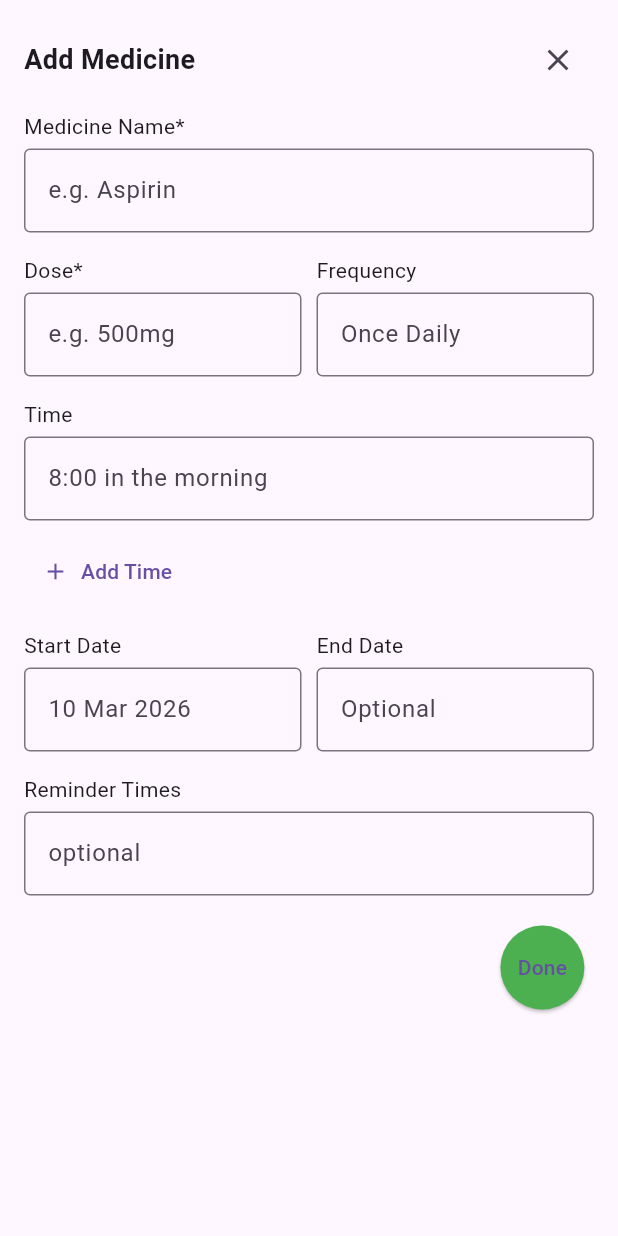
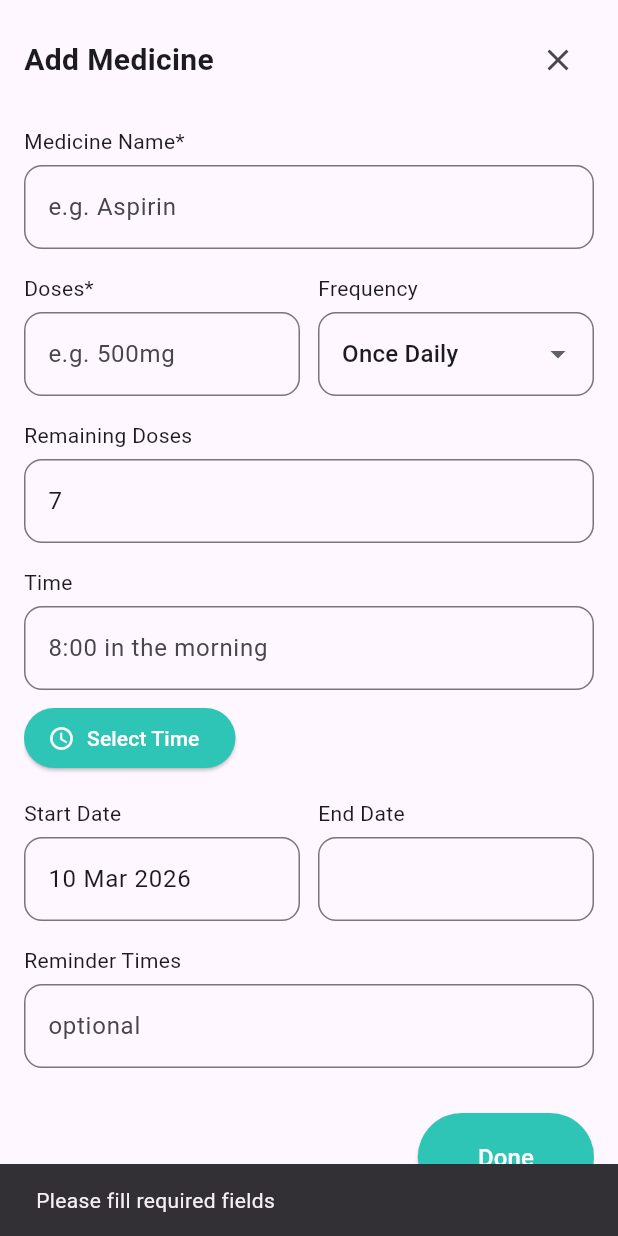
Before and after one commit to Abenezer-se/medicine-reminder-app, a Flutter app: the AddMedicineSheet widget shown alone on an empty page, opened directly, after a tap on "Done", on a phone screen of 412 x 824 dp. Run offline on Flutter 3.47's test engine with Material 3 defaults, Android fonts, the phone set to English and light mode, and no system bars.

Commit message:
Updated medicine widgets

```diff
--- a/lib/widgets/add_medicine_sheet.dart
+++ b/lib/widgets/add_medicine_sheet.dart
@@ -1,7 +1,48 @@
+// lib/widgets/add_medicine_sheet.dart
 import 'package:flutter/material.dart';
+import 'package:provider/provider.dart';
+import '../providers/medicine_provider.dart';
 
-class AddMedicineSheet extends StatelessWidget {
+class AddMedicineSheet extends StatefulWidget {
   const AddMedicineSheet({super.key});
+
+  @override
+  State<AddMedicineSheet> createState() => _AddMedicineSheetState();
+}
+
+class _AddMedicineSheetState extends State<AddMedicineSheet> {
+  final nameController = TextEditingController();
+  final doseController = TextEditingController();
+  final frequencyController = TextEditingController(text: "Once Daily");
+  final timeController = TextEditingController();
+  final remainingDosesController = TextEditingController(text: "7");
+  final startDateController = TextEditingController(text: "10 Mar 2026");
+  final endDateController = TextEditingController();
+  final reminderController = TextEditingController();
+
+  final List<String> frequencyOptions = [
+    "Once Daily",
+    "Twice Daily",
+    "Three Times Daily",
+    "Every 8 hours",
+    "As needed"
+  ];
+
+  // Function to open Time Picker
+  Future<void> _selectTime() async {
+    final TimeOfDay? pickedTime = await showTimePicker(
+      context: context,
+      initialTime: TimeOfDay.now(),
+    );
+
+    if (pickedTime != null) {
+      final String formattedTime =
+          pickedTime.format(context); // e.g., "8:00 AM"
+      setState(() {
+        timeController.text = formattedTime;
+      });
+    }
+  }
 
   @override
   Widget build(BuildContext context) {
@@ -16,13 +57,13 @@ class AddMedicineSheet extends StatelessWidget {
         child: Column(
           crossAxisAlignment: CrossAxisAlignment.start,
           children: [
-            // 🔹 Title
+            // Header
             Row(
               mainAxisAlignment: MainAxisAlignment.spaceBetween,
               children: [
                 const Text(
                   "Add Medicine",
-                  style: TextStyle(fontSize: 18, fontWeight: FontWeight.bold),
+                  style: TextStyle(fontSize: 20, fontWeight: FontWeight.bold),
                 ),
                 IconButton(
                   icon: const Icon(Icons.close),
@@ -30,50 +71,145 @@ class AddMedicineSheet extends StatelessWidget {
                 ),
               ],
             ),
+            const SizedBox(height: 20),
 
-            const SizedBox(height: 10),
-
-            // 🔹 Medicine Name
+            // Medicine Name
             const Text("Medicine Name*"),
-            const SizedBox(height: 5),
-            const TextField(
+            const SizedBox(height: 6),
+            TextField(
+              controller: nameController,
               decoration: InputDecoration(
                 hintText: "e.g. Aspirin",
-                border: OutlineInputBorder(),
+                border:
+                    OutlineInputBorder(borderRadius: BorderRadius.circular(12)),
               ),
             ),
+            const SizedBox(height: 16),
 
-            const SizedBox(height: 15),
-
-            // 🔹 Dose + Frequency
+            // Doses + Frequency
             Row(
               children: [
                 Expanded(
                   child: Column(
                     crossAxisAlignment: CrossAxisAlignment.start,
-                    children: const [
-                      Text("Dose*"),
-                      SizedBox(height: 5),
+                    children: [
+                      const Text("Doses*"),
+                      const SizedBox(height: 6),
                       TextField(
+                        controller: doseController,
                         decoration: InputDecoration(
                           hintText: "e.g. 500mg",
-                          border: OutlineInputBorder(),
+                          border: OutlineInputBorder(
+                              borderRadius: BorderRadius.circular(12)),
                         ),
                       ),
                     ],
                   ),
                 ),
-                const SizedBox(width: 10),
+                const SizedBox(width: 12),
                 Expanded(
                   child: Column(
                     crossAxisAlignment: CrossAxisAlignment.start,
-                    children: const [
-                      Text("Frequency"),
-                      SizedBox(height: 5),
+                    children: [
+                      const Text("Frequency"),
+                      const SizedBox(height: 6),
+                      DropdownButtonFormField<String>(
+                        value: frequencyController.text,
+                        decoration: InputDecoration(
+                          border: OutlineInputBorder(
+                              borderRadius: BorderRadius.circular(12)),
+                        ),
+                        items: frequencyOptions
+                            .map((e) =>
+                                DropdownMenuItem(value: e, child: Text(e)))
+                            .toList(),
+                        onChanged: (val) {
+                          if (val != null) frequencyController.text = val;
+                        },
+                      ),
+                    ],
+                  ),
+                ),
+              ],
+            ),
+            const SizedBox(height: 16),
+
+            // Remaining Doses
+            const Text("Remaining Doses"),
+            const SizedBox(height: 6),
+            TextField(
+              controller: remainingDosesController,
+              keyboardType: TextInputType.number,
+              decoration: InputDecoration(
+                hintText: "7",
+                border:
+                    OutlineInputBorder(borderRadius: BorderRadius.circular(12)),
+              ),
+            ),
+            const SizedBox(height: 16),
+
+            // Time Field + Select Time Button
+            const Text("Time"),
+            const SizedBox(height: 6),
+            TextField(
+              controller: timeController,
+              decoration: InputDecoration(
+                hintText: "8:00 in the morning",
+                border:
+                    OutlineInputBorder(borderRadius: BorderRadius.circular(12)),
+              ),
+            ),
+            const SizedBox(height: 8),
+
+            // New Button: Select Time using Time Picker
+            Align(
+              alignment: Alignment.centerLeft,
+              child: ElevatedButton.icon(
+                onPressed: _selectTime,
+                icon: const Icon(Icons.access_time),
+                label: const Text("Select Time"),
+                style: ElevatedButton.styleFrom(
+                  backgroundColor: const Color(0xFF2EC4B6),
+                  foregroundColor: Colors.white,
+                  shape: RoundedRectangleBorder(
+                      borderRadius: BorderRadius.circular(30)),
+                ),
+              ),
+            ),
+
+            const SizedBox(height: 16),
+
+            // Start & End Date
+            Row(
+              children: [
+                Expanded(
+                  child: Column(
+                    crossAxisAlignment: CrossAxisAlignment.start,
+                    children: [
+                      const Text("Start Date"),
+                      const SizedBox(height: 6),
                       TextField(
+                        controller: startDateController,
                         decoration: InputDecoration(
-                          hintText: "Once Daily",
-                          border: OutlineInputBorder(),
+                          border: OutlineInputBorder(
+                              borderRadius: BorderRadius.circular(12)),
+                        ),
+                      ),
+                    ],
+                  ),
+                ),
+                const SizedBox(width: 12),
+                Expanded(
+                  child: Column(
+                    crossAxisAlignment: CrossAxisAlignment.start,
+                    children: [
+                      const Text("End Date"),
+                      const SizedBox(height: 6),
+                      TextField(
+                        controller: endDateController,
+                        decoration: InputDecoration(
+                          border: OutlineInputBorder(
+                              borderRadius: BorderRadius.circular(12)),
                         ),
                       ),
                     ],
@@ -81,93 +217,76 @@ class AddMedicineSheet extends StatelessWidget {
                 ),
               ],
             ),
+            const SizedBox(height: 16),
 
-            const SizedBox(height: 15),
-
-            // 🔹 Time
-            const Text("Time"),
-            const SizedBox(height: 5),
-            const TextField(
+            // Reminder Times
+            const Text("Reminder Times"),
+            const SizedBox(height: 6),
+            TextField(
+              controller: reminderController,
               decoration: InputDecoration(
-                hintText: "8:00 in the morning",
-                border: OutlineInputBorder(),
+                hintText: "optional",
+                border:
+                    OutlineInputBorder(borderRadius: BorderRadius.circular(12)),
               ),
             ),
 
-            const SizedBox(height: 10),
+            const SizedBox(height: 30),
 
-            TextButton.icon(
-              onPressed: () {},
-              icon: const Icon(Icons.add),
-              label: const Text("Add Time"),
-            ),
-
-            const SizedBox(height: 15),
-
-            // 🔹 Dates
-            Row(
-              children: [
-                Expanded(
-                  child: Column(
-                    crossAxisAlignment: CrossAxisAlignment.start,
-                    children: const [
-                      Text("Start Date"),
-                      SizedBox(height: 5),
-                      TextField(
-                        decoration: InputDecoration(
-                          hintText: "10 Mar 2026",
-                          border: OutlineInputBorder(),
-                        ),
-                      ),
-                    ],
-                  ),
-                ),
-                const SizedBox(width: 10),
-                Expanded(
-                  child: Column(
-                    crossAxisAlignment: CrossAxisAlignment.start,
-                    children: const [
-                      Text("End Date"),
-                      SizedBox(height: 5),
-                      TextField(
-                        decoration: InputDecoration(
-                          hintText: "Optional",
-                          border: OutlineInputBorder(),
-                        ),
-                      ),
-                    ],
-                  ),
-                ),
-              ],
-            ),
-
-            const SizedBox(height: 15),
-
-            // 🔹 Reminder
-            const Text("Reminder Times"),
-            const SizedBox(height: 5),
-            const TextField(
-              decoration: InputDecoration(
-                hintText: "optional",
-                border: OutlineInputBorder(),
-              ),
-            ),
-
-            const SizedBox(height: 20),
-
-            // 🔹 Done Button
+            // Done Button
             Align(
               alignment: Alignment.centerRight,
               child: ElevatedButton(
                 style: ElevatedButton.styleFrom(
-                  backgroundColor: Colors.green,
-                  shape: const CircleBorder(),
-                  padding: const EdgeInsets.all(18),
+                  backgroundColor: const Color(0xFF2EC4B6),
+                  padding:
+                      const EdgeInsets.symmetric(horizontal: 40, vertical: 18),
+                  shape: RoundedRectangleBorder(
+                      borderRadius: BorderRadius.circular(30)),
                 ),
-                onPressed: () {},
-                child: const Text("Done"),
+                onPressed: () {
+                  final name = nameController.text.trim();
+                  final dose = doseController.text.trim();
+                  final frequency = frequencyController.text;
+                  final time = timeController.text.trim().isNotEmpty
+                      ? timeController.text.trim()
+                      : "8:00";
+                  final remaining =
+                      int.tryParse(remainingDosesController.text) ?? 7;
+                  final startDate = startDateController.text.trim();
+                  final endDate = endDateController.text.trim();
+
+                  if (name.isEmpty || dose.isEmpty) {
+                    ScaffoldMessenger.of(context).showSnackBar(
+                      const SnackBar(
+                          content: Text("Please fill required fields")),
+                    );
+                    return;
+                  }
+
+                  context.read<MedicineProvider>().addMedicine(
+                        name: name,
+                        dose: dose,
+                        frequency: frequency,
+                        time: time,
+                        remainingDoses: remaining,
+                        startDate:
+                            startDate.isNotEmpty ? startDate : "10 Mar 2026",
+                        endDate: endDate,
+                      );
+
+                  Navigator.pop(context);
+
+                  ScaffoldMessenger.of(context).showSnackBar(
+                    const SnackBar(
+                        content: Text("Medicine added successfully!")),
+                  );
+                },
+                child: const Text("Done",
+                    style: TextStyle(fontSize: 16, color: Colors.white)),
               ),
             ),
+            const SizedBox(height: 20),
           ],
         ),
       ),
```
